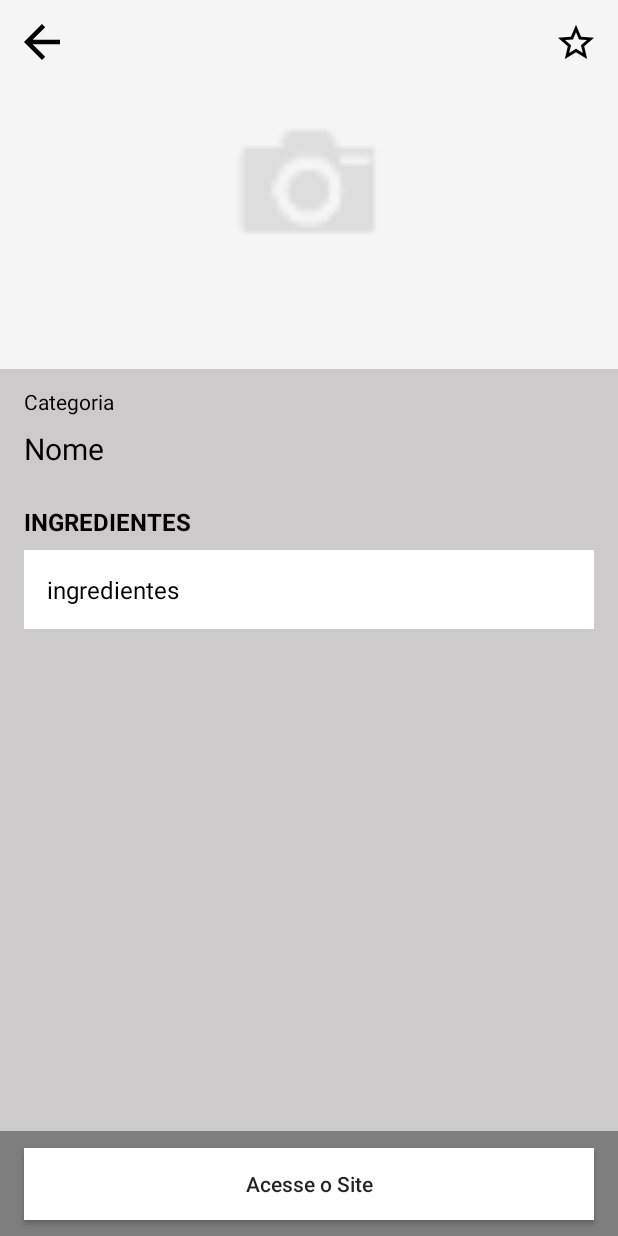
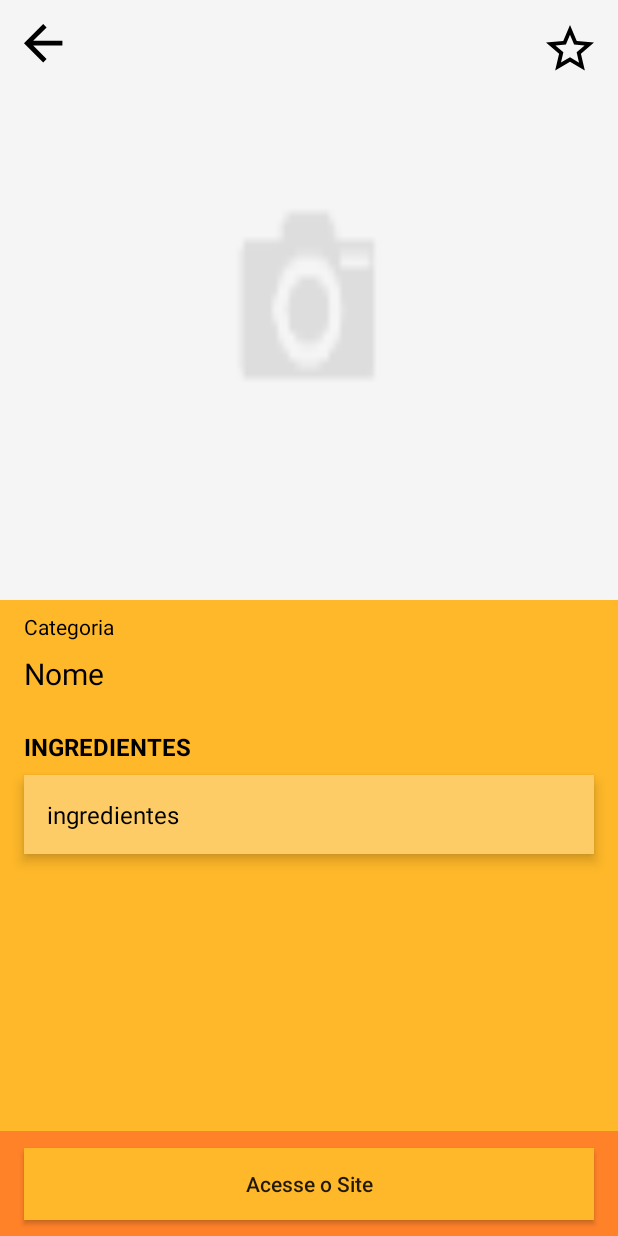
Before and after one commit to geanbrandao/ReceitasApp, an Android app: the DetalhesActivity screen opened directly, with no data from a screen before it, on a phone screen of 412 x 824 dp. Run offline under Robolectric (Android 15) with nearby library versions, the phone set to English and light mode, and no system bars; pictures from the network do not load; Roboto replaces fonts that are not available here.

Commit message:
Botão que leva até o site. Imagens melhoradas

```diff
--- a/app/src/main/java/com/geanbrandao/gean/reiceitasapp/DetalhesActivity.java
+++ b/app/src/main/java/com/geanbrandao/gean/reiceitasapp/DetalhesActivity.java
@@ -1,8 +1,12 @@
 package com.geanbrandao.gean.reiceitasapp;
 
+import android.content.Intent;
+import android.net.Uri;
 import android.support.v7.app.AppCompatActivity;
 import android.os.Bundle;
+import android.util.Log;
 import android.view.View;
+import android.widget.Button;
 import android.widget.ImageButton;
 import android.widget.ImageView;
 import android.widget.TextView;
@@ -14,7 +18,9 @@ public class DetalhesActivity extends AppCompatActivity {
 
     private ImageView imageView;
     private TextView mDetNome, mDetCategoria, mDetIngredientes;
-    private ImageButton mVoltar;
+    private Button mVoltar, mFavorito;
+    private Button mVisitarSite;
+    private ReceitaDetalhes detalhes;
     /*
     lembrar de modificar a url da imagem para alterar o tamanho dela
      */
@@ -28,6 +34,15 @@ public class DetalhesActivity extends AppCompatActivity {
         mDetCategoria = findViewById(R.id.tv_det_categorias);
         mDetIngredientes = findViewById(R.id.tv_ingredientes);
         mVoltar = findViewById(R.id.ib_voltar);
+        mVisitarSite = findViewById(R.id.b_acessar_site);
+        mFavorito = findViewById(R.id.ib_favorito);
+
+        Yummly y = new Yummly(getResources().getString(R.string.appId),
+                getResources().getString(R.string.appKey));
+
+        detalhes = new ReceitaDetalhes();
+
+
 
         Bundle bundle = getIntent().getExtras();
         if(bundle != null) {
@@ -47,11 +62,43 @@ public class DetalhesActivity extends AppCompatActivity {
                     .diskCacheStrategy(DiskCacheStrategy.ALL)
                     .into(imageView);
         }
+        try {
+            detalhes = y.getReceitaDetalhes(bundle.getString("id"));
+
+        } catch (Exception e) {
+            Log.i("RetornoApi", "Erro Detalhes "+e);
+            e.printStackTrace();
+        }
 
         mVoltar.setOnClickListener(new View.OnClickListener() {
             @Override
             public void onClick(View view) {
                 finish();
+            }
+        });
+
+        mVisitarSite.setOnClickListener(new View.OnClickListener() {
+            @Override
+            public void onClick(View view) {
+                if(detalhes.getSource().getSourceSiteUrl() != null) {
+                    Intent i = new Intent(Intent.ACTION_VIEW);
+                    i.setData(Uri.parse(detalhes.getSource().getSourceRecipeUrl()));
+                    startActivity(i);
+                }
+            }
+        });
+
+        mFavorito.setOnClickListener(new View.OnClickListener() {
+            @Override
+            public void onClick(View view) {
+                if(mFavorito.getBackground() == getDrawable(R.drawable.ic_action_star_border_black)) {
+                    Log.i("Botao", "Add como favorito");
+                    //mFavorito.setImageDrawable(getDrawable(R.drawable.ic_action_star_yellow));
+                } else {
+                    Log.i("Botao", "Não é mais favorito");
+
+                    //mFavorito.setImageDrawable(getDrawable(R.drawable.ic_action_star_border_black));
+                }
             }
         });
     }
--- a/app/src/main/java/com/geanbrandao/gean/reiceitasapp/Images.java
+++ b/app/src/main/java/com/geanbrandao/gean/reiceitasapp/Images.java
@@ -16,7 +16,9 @@
 
 package com.geanbrandao.gean.reiceitasapp;
 
+import com.fasterxml.jackson.annotation.JsonIgnoreProperties;
 
+@JsonIgnoreProperties(ignoreUnknown = true)
 public class Images {
 
 	private String hostedLargeUrl;
--- a/app/src/main/res/drawable-anydpi/ic_action_back_black.xml
+++ b/app/src/main/res/drawable-anydpi/ic_action_back_black.xml
@@ -1,8 +1,8 @@
 <vector xmlns:android="http://schemas.android.com/apk/res/android"
-    android:width="24dp"
-    android:height="24dp"
-    android:viewportWidth="16"
-    android:viewportHeight="16"
+    android:width="32dp"
+    android:height="32dp"
+    android:viewportWidth="20"
+    android:viewportHeight="20"
     android:tint="#000000">
   <group android:translateX="-4"
       android:translateY="-4">
--- a/app/src/main/res/drawable-anydpi/ic_action_star_border_black.xml
+++ b/app/src/main/res/drawable-anydpi/ic_action_star_border_black.xml
@@ -1,6 +1,6 @@
 <vector xmlns:android="http://schemas.android.com/apk/res/android"
-    android:width="24dp"
-    android:height="24dp"
+    android:width="32dp"
+    android:height="32dp"
     android:viewportWidth="20"
     android:viewportHeight="20"
     android:tint="#000000">
--- a/app/src/main/res/drawable-anydpi/ic_action_star_yellow.xml
+++ b/app/src/main/res/drawable-anydpi/ic_action_star_yellow.xml
@@ -1,6 +1,6 @@
 <vector xmlns:android="http://schemas.android.com/apk/res/android"
-    android:width="24dp"
-    android:height="24dp"
+    android:width="32dp"
+    android:height="32dp"
     android:viewportWidth="20"
     android:viewportHeight="20"
     android:tint="#FEFF00">
--- a/app/src/main/res/layout/activity_detalhes.xml
+++ b/app/src/main/res/layout/activity_detalhes.xml
@@ -17,14 +17,14 @@
         app:layout_constraintStart_toStartOf="parent" />
 
     <Button
-        android:id="@+id/button"
+        android:id="@+id/b_acessar_site"
         android:layout_width="0dp"
         android:layout_height="wrap_content"
         android:layout_marginStart="16dp"
         android:layout_marginTop="16dp"
         android:layout_marginEnd="16dp"
         android:layout_marginBottom="16dp"
-        android:background="@android:color/white"
+        android:background="@color/colorBackground"
         android:fontFamily="sans-serif-medium"
         android:text="Acesse o Site"
         android:textAllCaps="false"
@@ -57,8 +57,8 @@
             <ImageView
                 android:id="@+id/iv_det_receita"
                 android:layout_width="0dp"
-                android:layout_height="250dp"
-                android:scaleType="fitStart"
+                android:layout_height="400dp"
+                android:scaleType="fitXY"
                 app:layout_constraintEnd_toEndOf="parent"
                 app:layout_constraintStart_toStartOf="parent"
                 app:layout_constraintTop_toTopOf="parent"
@@ -109,7 +109,9 @@
                 android:layout_width="0dp"
                 android:layout_height="wrap_content"
                 android:layout_marginTop="8dp"
-                android:background="@android:color/white"
+                android:layout_marginBottom="16dp"
+                android:background="@color/colorBackgroundCaixaTexto"
+                android:elevation="5dp"
                 android:fontFamily="sans-serif"
                 android:lineSpacingExtra="5dp"
                 android:padding="15dp"
@@ -117,31 +119,30 @@
                 android:textAppearance="@style/TextAppearance.AppCompat"
                 android:textColor="@color/colorBlack"
                 android:textSize="16sp"
+                app:layout_constraintBottom_toBottomOf="parent"
                 app:layout_constraintEnd_toEndOf="@+id/tv_ingredientes_static"
                 app:layout_constraintStart_toStartOf="@+id/tv_ingredientes_static"
                 app:layout_constraintTop_toBottomOf="@+id/tv_ingredientes_static" />
 
-            <ImageButton
+            <Button
                 android:id="@+id/ib_voltar"
-                android:layout_width="wrap_content"
-                android:layout_height="wrap_content"
+                android:layout_width="32dp"
+                android:layout_height="32dp"
                 android:layout_marginStart="16dp"
                 android:layout_marginTop="16dp"
-                android:background="@android:color/transparent"
+                android:background="@drawable/ic_action_back_black"
                 app:layout_constraintStart_toStartOf="parent"
-                app:layout_constraintTop_toTopOf="parent"
-                app:srcCompat="@drawable/ic_action_back_black" />
+                app:layout_constraintTop_toTopOf="parent" />
 
-            <ImageButton
+            <Button
                 android:id="@+id/ib_favorito"
-                android:layout_width="wrap_content"
-                android:layout_height="wrap_content"
+                android:layout_width="32dp"
+                android:layout_height="32dp"
                 android:layout_marginTop="16dp"
                 android:layout_marginEnd="16dp"
-                android:background="@android:color/transparent"
+                android:background="@drawable/ic_action_star_border_black"
                 app:layout_constraintEnd_toEndOf="parent"
-                app:layout_constraintTop_toTopOf="parent"
-                app:srcCompat="@drawable/ic_action_star_border_black" />
+                app:layout_constraintTop_toTopOf="parent" />
         </android.support.constraint.ConstraintLayout>
     </ScrollView>
 
--- a/app/src/main/res/layout/activity_lista_receitas.xml
+++ b/app/src/main/res/layout/activity_lista_receitas.xml
@@ -15,7 +15,8 @@
         android:layout_marginTop="8dp"
         android:layout_marginEnd="16dp"
         android:layout_marginBottom="8dp"
-        android:background="@android:color/white"
+        android:background="@color/colorBackgroundCaixaTexto"
+        android:elevation="3dp"
         android:drawableLeft="@drawable/ic_action_buscar"
         android:ems="10"
         android:hint="Busca"
--- a/app/src/main/res/layout/divisor.xml
+++ b/app/src/main/res/layout/divisor.xml
@@ -1,7 +1,8 @@
 <?xml version="1.0" encoding="utf-8"?>
 
-    <ImageView
-    xmlns:android="http://schemas.android.com/apk/res/android"
+<ImageView xmlns:android="http://schemas.android.com/apk/res/android"
     android:layout_width="match_parent"
     android:layout_height="1dp"
+    android:layout_marginTop="5dp"
+    android:layout_marginBottom="15dp"
     android:background="?android:attr/listDivider" />
--- a/app/src/main/res/values/colors.xml
+++ b/app/src/main/res/values/colors.xml
@@ -3,8 +3,10 @@
     <color name="colorPrimary">#10796B</color>
     <color name="colorPrimaryDark">#000000</color>
     <color name="colorAccent">#D81B60</color>
-    <color name="colorBackground">#CCCACB</color>
-    <color name="colorBackgroundDark">#7E7E7E</color>
+    <color name="colorBackground">#FFB829</color>
+    <color name="colorBackgroundDark">#ff8229</color>
+    <color name="colorBackgroundCaixaTexto">#FDCC66</color>
+
 
 
     <color name="colorBlack">#000000</color>
```
Also changed, not shown: app/src/main/java/com/geanbrandao/gean/reiceitasapp/ControleBD.java (added, +44 -0 lines), app/src/main/java/com/geanbrandao/gean/reiceitasapp/CriarBD.java (added, +69 -0 lines), app/src/main/java/com/geanbrandao/gean/reiceitasapp/LeValoresTaskDetalhes.java (added, +19 -0 lines), app/src/main/java/com/geanbrandao/gean/reiceitasapp/ListaReceitas.java (+8 -4 lines), app/src/main/java/com/geanbrandao/gean/reiceitasapp/MelhoraImagem.java (added, +14 -0 lines), app/src/main/java/com/geanbrandao/gean/reiceitasapp/ReceitaDetalhes.java (added, +65 -0 lines), app/src/main/java/com/geanbrandao/gean/reiceitasapp/Recipe.java (+4 -4 lines), app/src/main/java/com/geanbrandao/gean/reiceitasapp/Source.java (added, +33 -0 lines), app/src/main/java/com/geanbrandao/gean/reiceitasapp/Yummly.java (+37 -34 lines), app/src/main/res/layout/adapter_receitas.xml (+4 -4 lines).
